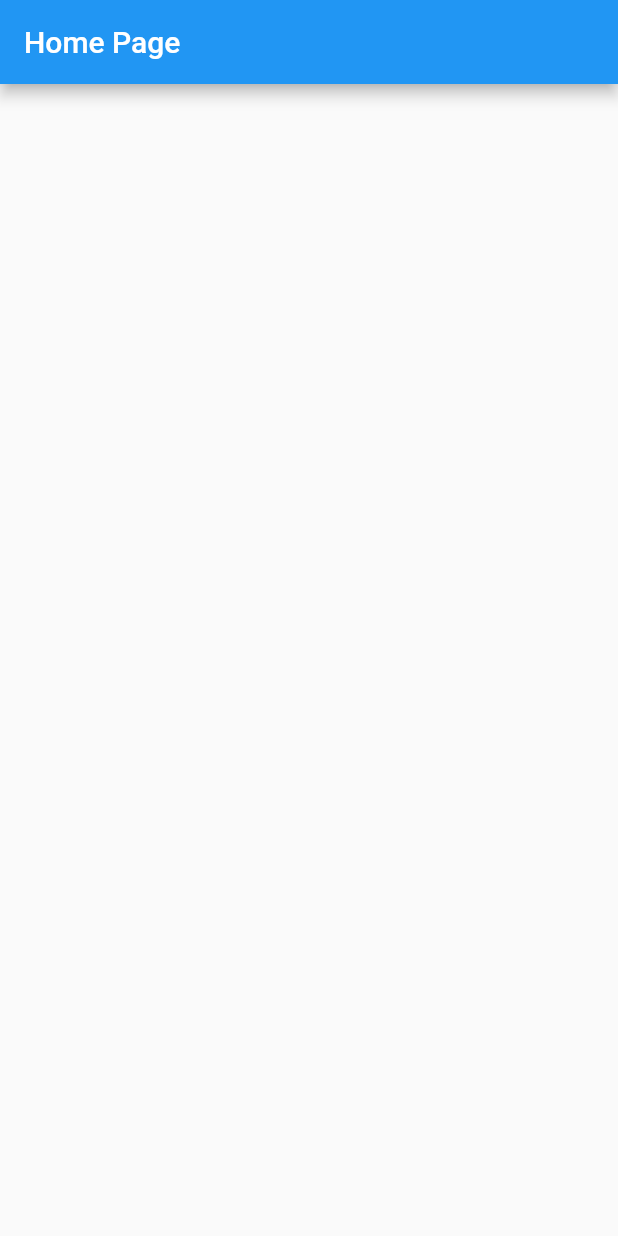
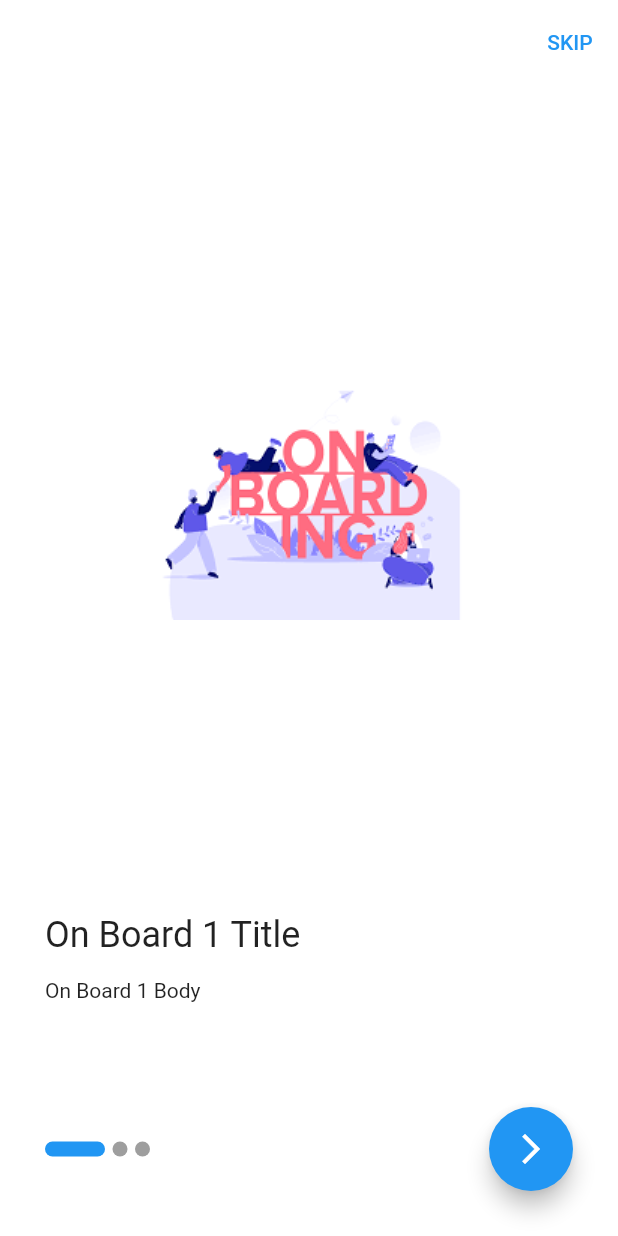
Before and after one commit to akandil98/shopapp, a Flutter app: the screen it shows after launch, on a phone screen of 412 x 824 dp. Run offline on Flutter 3.47's test engine with Material 2 defaults, Android fonts, the phone set to English and light mode, and no system bars; drawn by our look-alikes of smooth_page_indicator; our stand-ins replace bloc, fluttertoast, hexcolor, shared_preferences.

Commit message:
step-2 onboarding

```diff
--- a/lib/main.dart
+++ b/lib/main.dart
@@ -1,10 +1,13 @@
 import 'package:bloc/bloc.dart';
 import 'package:flutter/material.dart';
+import 'package:shop_app/modules/on_boarding/on_boarding_screen.dart';
 import 'package:shop_app/shared/bloc_observer.dart';
+import 'package:shop_app/shared/network/local/cache_helper.dart';
 
-void main() {
+void main() async {
   WidgetsFlutterBinding.ensureInitialized();
   Bloc.observer = MyBlocObserver();
+  await CacheHelper.init();
   runApp(
     MaterialApp(
       title: 'Flutter Demo',
@@ -12,20 +15,7 @@ void main() {
         primarySwatch: Colors.blue,
       ),
       debugShowCheckedModeBanner: false,
-      home: const HomePage(),
+      home: const OnBoardingScreen(),
     ),
   );
 }
-
-class HomePage extends StatelessWidget {
-  const HomePage({Key? key}) : super(key: key);
-
-  @override
-  Widget build(BuildContext context) {
-    return Scaffold(
-      appBar: AppBar(
-        title: const Text('Home Page'),
-      ),
-    );
-  }
-}
--- /dev/null
+++ b/lib/modules/on_boarding/on_boarding_screen.dart
@@ -0,0 +1,179 @@
+import 'package:flutter/material.dart';
+import 'package:shop_app/modules/login/login_screen.dart';
+import 'package:shop_app/shared/components/componants.dart';
+import 'package:shop_app/shared/network/local/cache_helper.dart';
+import 'package:shop_app/shared/styles/colors.dart';
+import 'package:smooth_page_indicator/smooth_page_indicator.dart';
+
+class BoardingModel {
+  final String image;
+  final String title;
+  final String body;
+
+  BoardingModel({
+    required this.title,
+    required this.image,
+    required this.body,
+  });
+}
+
+class OnBoardingScreen extends StatefulWidget {
+  const OnBoardingScreen({super.key});
+
+  @override
+  State<OnBoardingScreen> createState() => _OnBoardingScreenState();
+}
+
+class _OnBoardingScreenState extends State<OnBoardingScreen> {
+  var boardController = PageController();
+
+  List<BoardingModel> boarding = [
+    BoardingModel(
+      image: 'assets/images/onboard_1.png',
+      title: 'On Board 1 Title',
+      body: 'On Board 1 Body',
+    ),
+    BoardingModel(
+      image: 'assets/images/onboard_1.png',
+      title: 'On Board 2 Title',
+      body: 'On Board 2 Body',
+    ),
+    BoardingModel(
+      image: 'assets/images/onboard_1.png',
+      title: 'On Board 3 Title',
+      body: 'On Board 3 Body',
+    ),
+  ];
+
+  bool isLast = false;
+
+  void submit() {
+    CacheHelper.saveData(
+      key: 'onBoarding',
+      value: true,
+    ).then((value) {
+      if (value) {
+        navigateAndFinish(
+          context,
+          const LoginScreen(),
+        );
+      }
+    });
+  }
+
+  @override
+  Widget build(BuildContext context) {
+    return Scaffold(
+      backgroundColor: Colors.white,
+      appBar: AppBar(
+        backgroundColor: Colors.white,
+        elevation: 0,
+        actions: [
+          defaultTextButton(
+            //subtmit function
+            function: submit,
+            text: 'skip',
+          ),
+        ],
+      ),
+      body: Padding(
+        padding: const EdgeInsets.all(30.0),
+        child: Column(
+          children: [
+            Expanded(
+              child: PageView.builder(
+                physics: const BouncingScrollPhysics(),
+                controller: boardController,
+                onPageChanged: (int index) {
+                  if (index == boarding.length - 1) {
+                    setState(() {
+                      isLast = true;
+                    });
+                  } else {
+                    setState(() {
+                      isLast = false;
+                    });
+                  }
+                },
+                itemBuilder: (context, index) =>
+                    buildBoardingItem(boarding[index]),
+                itemCount: boarding.length,
+              ),
+            ),
+            const SizedBox(
+              height: 40.0,
+            ),
+            Row(
+              children: [
+                SmoothPageIndicator(
+                  controller: boardController,
+                  effect: const ExpandingDotsEffect(
+                    dotColor: Colors.grey,
+                    activeDotColor: defaultColor,
+                    dotHeight: 10,
+                    expansionFactor: 4,
+                    dotWidth: 10,
+                    spacing: 5.0,
+                  ),
+                  count: boarding.length,
+                ),
+                const Spacer(),
+                FloatingActionButton(
+                  onPressed: () {
+                    if (isLast) {
+                      //submit function
+                      submit();
+                      //navigateTo(context, const LoginScreen());
+                    } else {
+                      boardController.nextPage(
+                        duration: const Duration(
+                          milliseconds: 750,
+                        ),
+                        curve: Curves.fastLinearToSlowEaseIn,
+                      );
+                    }
+                  },
+                  child: const Icon(
+                    Icons.arrow_forward_ios,
+                  ),
+                ),
+              ],
+            ),
+          ],
+        ),
+      ),
+    );
+  }
+
+  Widget buildBoardingItem(BoardingModel model) => Column(
+        crossAxisAlignment: CrossAxisAlignment.start,
+        children: [
+          Expanded(
+            child: Image(
+              image: AssetImage(model.image),
+            ),
+          ),
+          const SizedBox(
+            height: 30.0,
+          ),
+          Text(
+            model.title,
+            style: const TextStyle(
+              fontSize: 24.0,
+            ),
+          ),
+          const SizedBox(
+            height: 15.0,
+          ),
+          Text(
+            model.body,
+            style: const TextStyle(
+              fontSize: 14.0,
+            ),
+          ),
+          const SizedBox(
+            height: 30.0,
+          ),
+        ],
+      );
+}
--- /dev/null
+++ b/lib/shared/network/local/cache_helper.dart
@@ -0,0 +1,39 @@
+import 'package:shared_preferences/shared_preferences.dart';
+
+class CacheHelper {
+  static late SharedPreferences sharedPreferences;
+
+  static init() async {
+    sharedPreferences = await SharedPreferences.getInstance();
+  }
+
+  // static Future<bool> putBoolean({
+  //   required String key,
+  //   required bool value,
+  // }) async {
+  //   return await sharedPreferences.setBool(key, value);
+  // }
+
+  static dynamic getData({
+    required String key,
+  }) {
+    return sharedPreferences.get(key);
+  }
+
+  static Future<bool> saveData({
+    required String key,
+    required dynamic value,
+  }) async {
+    if (value is String) return await sharedPreferences.setString(key, value);
+    if (value is int) return await sharedPreferences.setInt(key, value);
+    if (value is bool) return await sharedPreferences.setBool(key, value);
+
+    return await sharedPreferences.setDouble(key, value);
+  }
+
+  static Future<bool> removeData({
+    required String key,
+  }) async {
+    return await sharedPreferences.remove(key);
+  }
+}
--- /dev/null
+++ b/lib/shared/styles/colors.dart
@@ -0,0 +1,3 @@
+import 'package:flutter/material.dart';
+
+const defaultColor = Colors.blue;
--- a/pubspec.yaml
+++ b/pubspec.yaml
@@ -43,6 +43,8 @@ dependencies:
   smooth_page_indicator: ^1.0.0+2
   fluttertoast: ^8.1.2
   conditional_builder_null_safety: ^0.0.6
+  flutter_screenutil: ^5.6.0
+  hexcolor: ^3.0.1
 
 dev_dependencies:
   flutter_test:
```
Also changed, not shown: lib/layout/shop_layout.dart (added, +14 -0 lines), lib/modules/login/login_screen.dart (added, +14 -0 lines), lib/modules/register/register_screen.dart (added, +14 -0 lines), lib/shared/components/componants.dart (added, +162 -0 lines), lib/shared/styles/themes.dart (added, +78 -0 lines), pubspec.lock.
